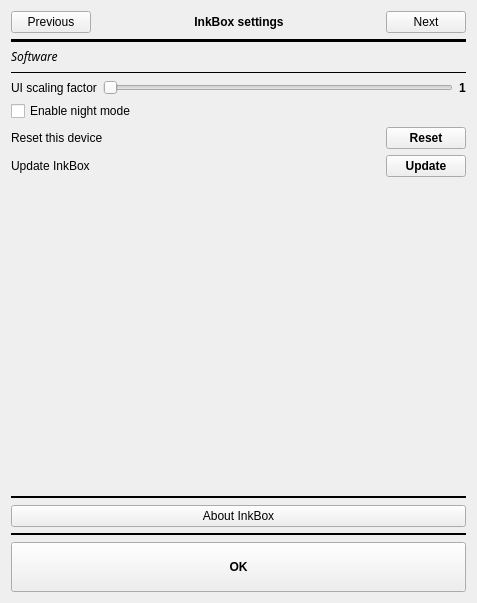
Qt form settings.ui (Quill-OS/quill) before a commit.
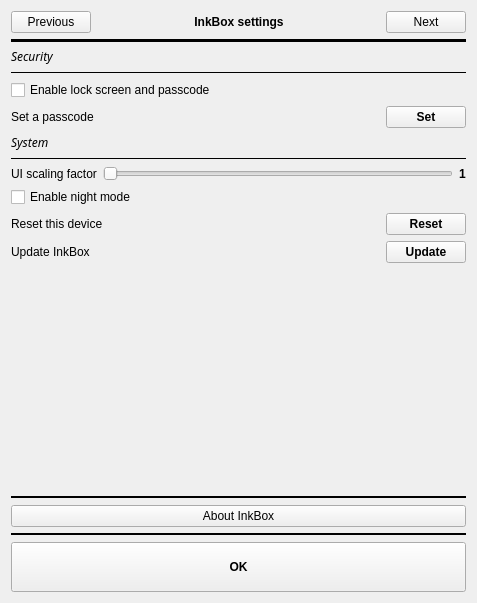
The same form after that commit. The open tabs and pages were chosen to show the change.

Commit message: Added lockscreen and passcode options in Settings

Patch:
```diff
--- a/settings.ui
+++ b/settings.ui
@@ -524,7 +524,7 @@
          </property>
          <item>
           <layout class="QGridLayout" name="gridLayout_10">
-           <item row="2" column="0">
+           <item row="8" column="0">
             <layout class="QGridLayout" name="gridLayout_8">
              <property name="bottomMargin">
               <number>0</number>
@@ -576,7 +576,47 @@
              </item>
             </layout>
            </item>
+           <item row="5" column="0">
+            <layout class="QGridLayout" name="gridLayout_13">
+             <property name="bottomMargin">
+              <number>0</number>
+             </property>
+             <item row="0" column="1">
+              <spacer name="horizontalSpacer_9">
+               <property name="orientation">
+                <enum>Qt::Horizontal</enum>
+               </property>
+               <property name="sizeHint" stdset="0">
+                <size>
+                 <width>40</width>
+                 <height>20</height>
+                </size>
+               </property>
+              </spacer>
+             </item>
+             <item row="0" column="2">
+              <widget class="QPushButton" name="setPasscodeBtn">
+               <property name="font">
+                <font>
+                 <weight>75</weight>
+                 <bold>true</bold>
+                </font>
+               </property>
+               <property name="text">
+                <string>Set</string>
+               </property>
+              </widget>
+             </item>
            <item row="0" column="0">
+              <widget class="QLabel" name="setPasscodeLabel">
+               <property name="text">
+                <string>Set a passcode</string>
+               </property>
+              </widget>
+             </item>
+            </layout>
+           </item>
+           <item row="6" column="0">
             <widget class="QLabel" name="softwareLabel">
              <property name="font">
               <font>
@@ -585,18 +625,54 @@
               </font>
              </property>
              <property name="text">
-              <string>Software</string>
+              <string>System</string>
              </property>
             </widget>
            </item>
-           <item row="3" column="0">
+           <item row="12" column="0">
+            <spacer name="verticalSpacer_3">
+             <property name="orientation">
+              <enum>Qt::Vertical</enum>
+             </property>
+             <property name="sizeHint" stdset="0">
+              <size>
+               <width>20</width>
+               <height>40</height>
+              </size>
+             </property>
+            </spacer>
+           </item>
+           <item row="9" column="0">
             <widget class="QCheckBox" name="darkModeCheckBox">
              <property name="text">
               <string>Enable night mode</string>
              </property>
             </widget>
            </item>
-           <item row="5" column="0">
+           <item row="0" column="0">
+            <widget class="QLabel" name="securityLabel">
+             <property name="font">
+              <font>
+               <family>Chivo</family>
+               <italic>true</italic>
+              </font>
+             </property>
+             <property name="text">
+              <string>Security</string>
+             </property>
+            </widget>
+           </item>
+           <item row="7" column="0">
+            <widget class="Line" name="line_9">
+             <property name="frameShadow">
+              <enum>QFrame::Plain</enum>
+             </property>
+             <property name="orientation">
+              <enum>Qt::Horizontal</enum>
+             </property>
+            </widget>
+           </item>
+           <item row="11" column="0">
             <layout class="QGridLayout" name="gridLayout_7">
              <property name="bottomMargin">
               <number>0</number>
@@ -642,30 +718,7 @@
              </item>
             </layout>
            </item>
-           <item row="6" column="0">
-            <spacer name="verticalSpacer_3">
-             <property name="orientation">
-              <enum>Qt::Vertical</enum>
-             </property>
-             <property name="sizeHint" stdset="0">
-              <size>
-               <width>20</width>
-               <height>40</height>
-              </size>
-             </property>
-            </spacer>
-           </item>
-           <item row="1" column="0">
-            <widget class="Line" name="line_9">
-             <property name="frameShadow">
-              <enum>QFrame::Plain</enum>
-             </property>
-             <property name="orientation">
-              <enum>Qt::Horizontal</enum>
-             </property>
-            </widget>
-           </item>
-           <item row="4" column="0">
+           <item row="10" column="0">
             <layout class="QGridLayout" name="gridLayout_12">
              <property name="bottomMargin">
               <number>0</number>
@@ -705,6 +758,23 @@
              </item>
             </layout>
            </item>
+           <item row="3" column="0">
+            <widget class="Line" name="line_2">
+             <property name="frameShadow">
+              <enum>QFrame::Plain</enum>
+             </property>
+             <property name="orientation">
+              <enum>Qt::Horizontal</enum>
+             </property>
+            </widget>
+           </item>
+           <item row="4" column="0">
+            <widget class="QCheckBox" name="enableLockscreenCheckBox">
+             <property name="text">
+              <string>Enable lock screen and passcode</string>
+             </property>
+            </widget>
+           </item>
           </layout>
          </item>
         </layout>
```
Left out of the diff: 2 changed lines with no effect on the pictures. Lines whose indentation alone changed are shown as unchanged. The commit also changes 3 other files.
